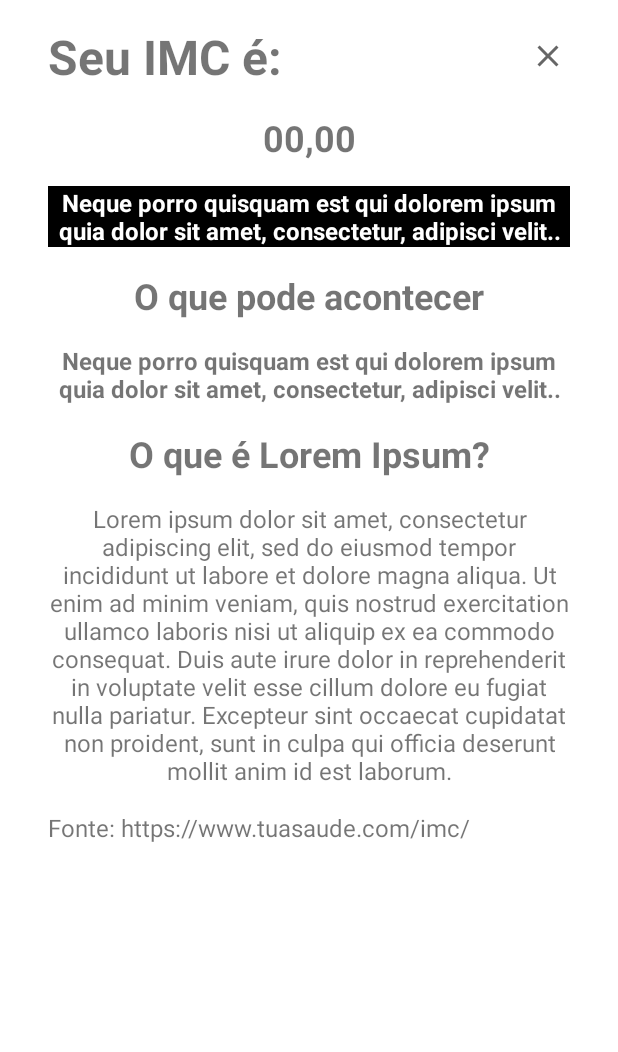
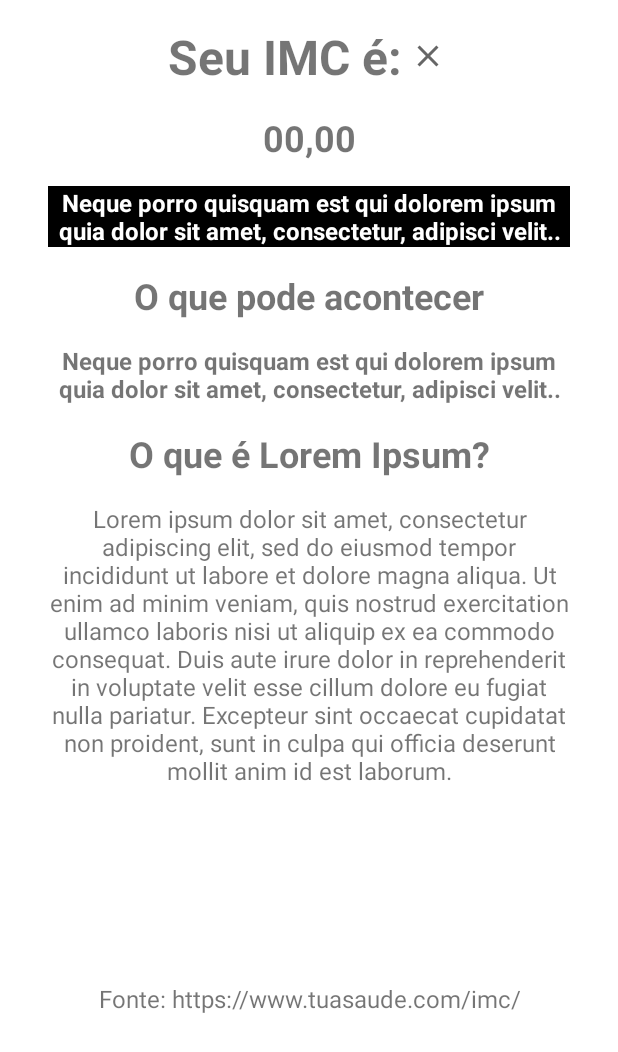
Before and after one commit to Edevaldo-Cruz/imcKotlin, an Android app: the layout activity_result.xml on its own in the app's theme, with its tools: preview values and no code run, on a phone screen of 412 x 824 dp. Shown: the top 1052 px of the screen. Run offline under Robolectric (Android 15) with nearby library versions, the light colour scheme and no system bars.

Commit message:
Correções no layout

```diff
--- a/app/src/main/res/layout/activity_result.xml
+++ b/app/src/main/res/layout/activity_result.xml
@@ -1,148 +1,144 @@
 <?xml version="1.0" encoding="utf-8"?>
 <ScrollView
+    android:id="@+id/scrollView"
     xmlns:android="http://schemas.android.com/apk/res/android"
     xmlns:app="http://schemas.android.com/apk/res-auto"
     xmlns:tools="http://schemas.android.com/tools"
-    android:layout_width="match_parent"
-    android:layout_height="match_parent"
+    android:layout_width="wrap_content"
+    android:layout_height="wrap_content"
     tools:context=".ResultActivity">
 
     <androidx.constraintlayout.widget.ConstraintLayout
-         android:layout_height="match_parent"
-         android:layout_width="match_parent">
+        android:layout_width="match_parent"
+        android:layout_height="wrap_content"
+        tools:context=".ResultActivity"
+        >
 
         <ImageView
             android:id="@+id/btnClose"
             android:layout_width="wrap_content"
             android:layout_height="wrap_content"
+            android:layout_marginTop="20dp"
+            android:layout_marginEnd="30dp"
+            android:padding="5dp"
             android:src="@drawable/ic_close"
+            app:layout_constraintStart_toEndOf="@+id/titleResult"
             app:layout_constraintTop_toTopOf="parent"
-        app:layout_constraintStart_toEndOf="@+id/titleResult"
-        android:layout_marginEnd="30dp"
-        android:layout_marginTop="20dp"
-        android:padding="5dp"/>
+            android:contentDescription="@string/label_info" />
 
         <TextView
             android:id="@+id/titleResult"
             android:layout_width="match_parent"
             android:layout_height="wrap_content"
+            android:layout_marginStart="32dp"
+            android:layout_marginTop="16dp"
+            android:layout_marginEnd="64dp"
             android:text="@string/label_tiltle_result"
+            android:textAlignment="textStart"
             android:textSize="32sp"
             android:textStyle="bold"
-        android:textAlignment="textStart"
-        android:layout_marginTop="16dp"
-        app:layout_constraintTop_toTopOf="parent"
             app:layout_constraintEnd_toEndOf="parent"
             app:layout_constraintStart_toStartOf="parent"
-        android:layout_marginStart="32dp"
-        android:layout_marginEnd="64dp"
-        />
+            app:layout_constraintTop_toTopOf="parent" />
 
         <TextView
             android:id="@+id/resultIMC"
             android:layout_width="wrap_content"
             android:layout_height="wrap_content"
+            android:layout_marginHorizontal="32dp"
+            android:layout_marginTop="16dp"
             android:text="@string/label_number_test"
+            android:textAlignment="textStart"
             android:textSize="24sp"
             android:textStyle="bold"
-        android:textAlignment="textStart"
-        android:layout_marginTop="16dp"
-        app:layout_constraintTop_toBottomOf="@id/titleResult"
             app:layout_constraintEnd_toEndOf="parent"
             app:layout_constraintStart_toStartOf="parent"
-        android:layout_marginHorizontal="32dp"
-        />
+            app:layout_constraintTop_toBottomOf="@id/titleResult" />
 
         <TextView
             android:id="@+id/resultYour"
             android:layout_width="match_parent"
             android:layout_height="wrap_content"
+            android:layout_marginHorizontal="32dp"
+            android:layout_marginTop="16dp"
+            android:background="@color/black"
             android:text="@string/label_text_test"
+            android:textAlignment="center"
+            android:textColor="@color/white"
             android:textSize="16sp"
             android:textStyle="bold"
-        android:textAlignment="center"
-        android:layout_marginTop="16dp"
-        app:layout_constraintTop_toBottomOf="@id/resultIMC"
             app:layout_constraintEnd_toEndOf="parent"
             app:layout_constraintStart_toStartOf="parent"
-        android:layout_marginHorizontal="32dp"
-        android:textColor="@color/white"
-        android:background="@color/black"
-        />
+            app:layout_constraintTop_toBottomOf="@id/resultIMC" />
 
         <TextView
             android:id="@+id/subtitleResult"
             android:layout_width="wrap_content"
             android:layout_height="wrap_content"
+            android:layout_marginHorizontal="32dp"
+            android:layout_marginTop="16dp"
             android:text="@string/label_tiltle_symptoms"
+            android:textAlignment="textStart"
             android:textSize="24sp"
             android:textStyle="bold"
-        android:textAlignment="textStart"
-        android:layout_marginTop="16dp"
-        app:layout_constraintTop_toBottomOf="@id/resultYour"
             app:layout_constraintEnd_toEndOf="parent"
             app:layout_constraintStart_toStartOf="parent"
-        android:layout_marginHorizontal="32dp"
-        />
+            app:layout_constraintTop_toBottomOf="@id/resultYour" />
 
         <TextView
             android:id="@+id/textResult"
             android:layout_width="match_parent"
             android:layout_height="wrap_content"
+            android:layout_marginHorizontal="32dp"
+            android:layout_marginTop="16dp"
             android:text="@string/label_text_test"
+            android:textAlignment="center"
             android:textSize="16sp"
             android:textStyle="bold"
-        android:textAlignment="center"
-        android:layout_marginTop="16dp"
-        app:layout_constraintTop_toBottomOf="@id/subtitleResult"
             app:layout_constraintEnd_toEndOf="parent"
             app:layout_constraintStart_toStartOf="parent"
-        android:layout_marginHorizontal="32dp"
-        />
+            app:layout_constraintTop_toBottomOf="@id/subtitleResult" />
 
         <TextView
             android:id="@+id/titleHelp"
             android:layout_width="wrap_content"
             android:layout_height="wrap_content"
+            android:layout_marginHorizontal="32dp"
+            android:layout_marginTop="16dp"
             android:text="@string/label_tiltle_test_result"
+            android:textAlignment="textStart"
             android:textSize="24sp"
             android:textStyle="bold"
-        android:textAlignment="textStart"
-        android:layout_marginTop="16dp"
-        app:layout_constraintTop_toBottomOf="@id/textResult"
             app:layout_constraintEnd_toEndOf="parent"
             app:layout_constraintStart_toStartOf="parent"
-        android:layout_marginHorizontal="32dp"
-        />
+            app:layout_constraintTop_toBottomOf="@id/textResult" />
 
         <TextView
             android:id="@+id/txtHelp"
             android:layout_width="match_parent"
             android:layout_height="wrap_content"
+            android:layout_marginHorizontal="32dp"
+            android:layout_marginTop="16dp"
             android:text="@string/label_text_test_result"
+            android:textAlignment="center"
             android:textSize="16sp"
-        android:textAlignment="center"
-        android:layout_marginTop="16dp"
-        app:layout_constraintTop_toBottomOf="@id/titleHelp"
             app:layout_constraintEnd_toEndOf="parent"
             app:layout_constraintStart_toStartOf="parent"
-        android:layout_marginHorizontal="32dp"
-        />
+            app:layout_constraintTop_toBottomOf="@id/titleHelp" />
 
         <TextView
             android:id="@+id/fontHelp"
-            android:layout_width="match_parent"
+            android:layout_width="wrap_content"
             android:layout_height="wrap_content"
+            android:layout_marginHorizontal="32dp"
+            android:layout_marginTop="130dp"
+            android:layout_marginBottom="16dp"
             android:text="@string/label_font_help"
+            android:textAlignment="textEnd"
             android:textSize="16sp"
-            android:textAlignment="textStart"
-            android:layout_marginTop="16dp"
-            android:layout_marginBottom="32dp"
-            app:layout_constraintTop_toBottomOf="@id/txtHelp"
+            app:layout_constraintBottom_toBottomOf="parent"
             app:layout_constraintEnd_toEndOf="parent"
             app:layout_constraintStart_toStartOf="parent"
-            app:layout_constraintBottom_toBottomOf="parent"
-            android:layout_marginHorizontal="32dp"
-            />
+            app:layout_constraintTop_toBottomOf="@+id/txtHelp" />
     </androidx.constraintlayout.widget.ConstraintLayout>
 </ScrollView>
--- a/app/src/main/res/values/strings.xml
+++ b/app/src/main/res/values/strings.xml
@@ -1,5 +1,5 @@
 <resources>
-    <string name="app_name">imcAPP</string>
+    <string name="app_name">IMC</string>
     <string name="label_peso">Peso (ex 65.8 kg)</string>
     <string name="label_altura">Altura(ex: 1,78m)</string>
     <string name="label_btn_calc">Calcular</string>
@@ -38,4 +38,5 @@
     <string name="label_tiltle_test_result">O que é Lorem Ipsum?</string>
     <string name="label_tiltle_result">Seu IMC é:</string>
     <string name="label_font_help">Fonte: https://www.tuasaude.com/imc/</string>
+    <string name="label_info">Saiba mais</string>
 </resources>
```
Lines whose indentation alone changed are shown as unchanged.
